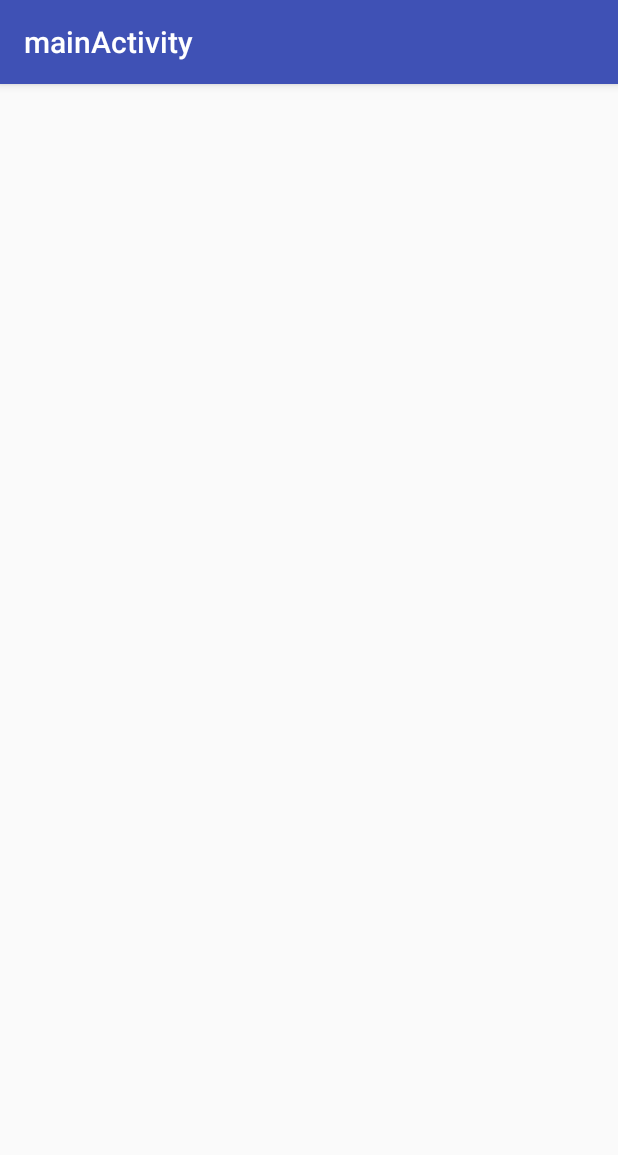
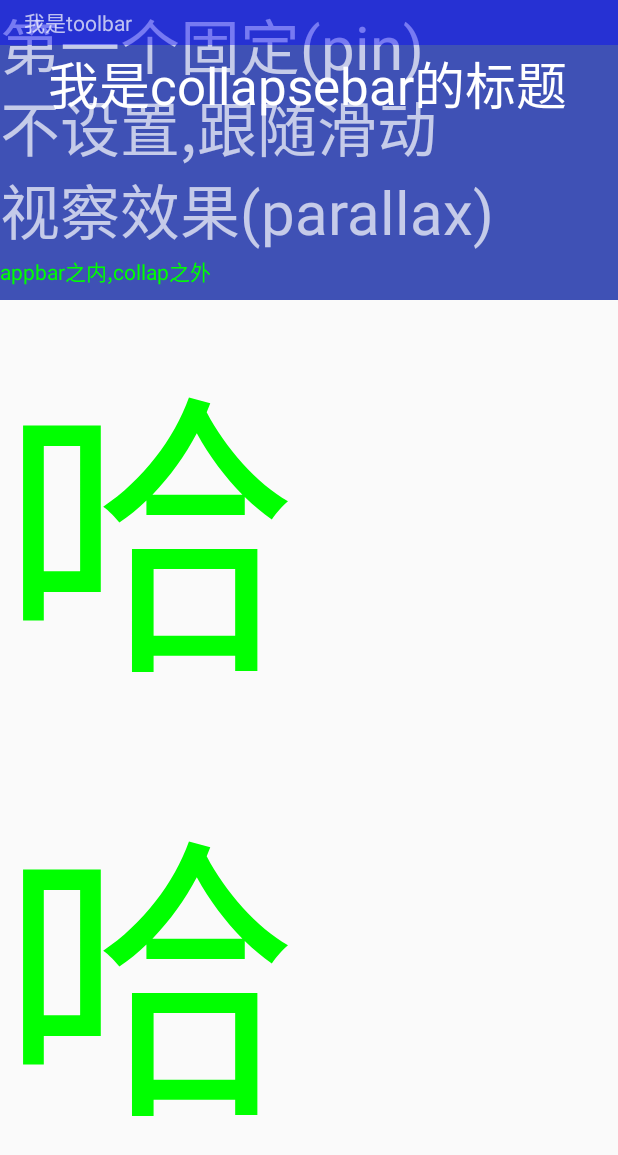
Before and after one commit to leaderliang/kiipu-android, an Android app: the screen it shows after launch (MainActivity), after a tap on "Import", on a phone screen of 412 x 824 dp. Shown: the top 1155 px of the screen. Run offline under Robolectric (Android 15) with nearby library versions, the phone set to English and light mode, and no system bars; 2 other taps on this screen came first.

```diff
--- a/kiipu/build.gradle
+++ b/kiipu/build.gradle
@@ -39,4 +39,9 @@ dependencies {
     compile 'com.android.support:recyclerview-v7:25.3.0'
     compile 'com.github.bumptech.glide:glide:3.7.0'
     compile 'com.android.support:design:25.3.0'
+    // Retrofit series
+    compile 'com.squareup.retrofit2:retrofit:2.2.0'
+    compile 'com.squareup.retrofit2:adapter-rxjava2:2.2.0'
+    compile 'com.squareup.retrofit2:converter-gson:2.2.0'
+
 }
--- a/kiipu/src/main/AndroidManifest.xml
+++ b/kiipu/src/main/AndroidManifest.xml
@@ -2,6 +2,7 @@
 <manifest xmlns:android="http://schemas.android.com/apk/res/android"
           package="com.mycreat.kiipu">
 
+    <uses-permission android:name="android.permission.INTERNET"/>
     <application
             android:name=".core.KiipuApplication"
             android:allowBackup="true"
@@ -21,6 +22,7 @@
 
         <activity android:name=".activity.MainActivity"
                   android:label="mainActivity"
+                  android:theme="@style/AppTheme.NoActionBar"
         />
 
     </application>
--- a/kiipu/src/main/java/com/mycreat/kiipu/activity/MainActivity.java
+++ b/kiipu/src/main/java/com/mycreat/kiipu/activity/MainActivity.java
@@ -17,7 +17,7 @@ public class MainActivity extends BaseActivity {
 
     @Override
     public int getLayoutId() {
-        return R.layout.activity_main;
+        return R.layout.layout_toolbar;
     }
 
     @Override
--- a/kiipu/src/main/java/com/mycreat/kiipu/activity/NavigationDrawerActivity.java
+++ b/kiipu/src/main/java/com/mycreat/kiipu/activity/NavigationDrawerActivity.java
@@ -1,5 +1,6 @@
 package com.mycreat.kiipu.activity;
 
+import android.content.Context;
 import android.content.DialogInterface;
 import android.content.Intent;
 import android.graphics.Color;
@@ -7,6 +8,7 @@ import android.os.Bundle;
 import android.support.design.widget.FloatingActionButton;
 import android.support.design.widget.Snackbar;
 import android.support.v7.app.AlertDialog;
+import android.support.v7.widget.GridLayoutManager;
 import android.support.v7.widget.LinearLayoutManager;
 import android.support.v7.widget.RecyclerView;
 import android.view.View;
@@ -20,6 +22,14 @@ import android.view.MenuItem;
 import com.mycreat.kiipu.R;
 import com.mycreat.kiipu.adapter.RecycleAdapter;
 import com.mycreat.kiipu.core.BaseActivity;
+import com.mycreat.kiipu.model.Bookmark;
+import com.mycreat.kiipu.retrofit.RetrofitClient;
+import com.mycreat.kiipu.retrofit.RetrofitService;
+import retrofit2.Call;
+import retrofit2.Callback;
+import retrofit2.Response;
+
+import java.util.List;
 
 
 public class NavigationDrawerActivity extends BaseActivity
@@ -32,6 +42,10 @@ public class NavigationDrawerActivity extends BaseActivity
     private NavigationView navigationView;
     private RecyclerView mRecyclerView;
     private LinearLayoutManager mLayoutManager;
+    private GridLayoutManager mGirdLayoutManager;
+    private String itemId = "";
+    private List<Bookmark> mBookmarkList;
+    private RecycleAdapter adapter;
 
     @Override
     public int getLayoutId() {
@@ -58,11 +72,18 @@ public class NavigationDrawerActivity extends BaseActivity
         // 设置固定大小
         mRecyclerView.setHasFixedSize(true);
         // 创建线性布局
-        mLayoutManager = new LinearLayoutManager(this);
-        mLayoutManager.setOrientation(LinearLayoutManager.VERTICAL);
-        mRecyclerView.setLayoutManager(mLayoutManager);
-        RecycleAdapter adapter = new RecycleAdapter(this);
-        mRecyclerView.setAdapter(adapter);
+//        mLayoutManager = new LinearLayoutManager(this);
+//        mLayoutManager.setOrientation(LinearLayoutManager.VERTICAL);
+//        mRecyclerView.setLayoutManager(mLayoutManager);
+
+        // 创建 GridLayout 布局
+//        StaggeredGridLayoutManager staggeredGridLayoutManager=new StaggeredGridLayoutManager(2,OrientationHelper.VERTICAL);
+//        recyclerView_one.setLayoutManager(staggeredGridLayoutManager);
+
+        mGirdLayoutManager=new GridLayoutManager(this,2);
+        mRecyclerView.setLayoutManager(mGirdLayoutManager);
+
+
     }
 
     @Override
@@ -74,6 +95,28 @@ public class NavigationDrawerActivity extends BaseActivity
     @Override
     public void initData() {
 
+        RetrofitService mRetrofitService = RetrofitClient.getInstance().create(RetrofitService.class);
+        Call<List<Bookmark>> call =  mRetrofitService.getBookmarkList(10,itemId);
+        call.enqueue(new Callback<List<Bookmark>>() {
+            @Override
+            public void onResponse(Call<List<Bookmark>> call, Response<List<Bookmark>> response) {
+                mBookmarkList = response.body();
+                adapter = new RecycleAdapter(NavigationDrawerActivity.this,mBookmarkList);
+                mRecyclerView.setAdapter(adapter);
+//                adapter.notifyDataSetChanged();
+
+                Snackbar.make(fab, "response success", Snackbar.LENGTH_LONG)
+                        .setDuration(1000)
+                        .show();
+            }
+
+            @Override
+            public void onFailure(Call<List<Bookmark>> call, Throwable t) {
+                Snackbar.make(fab, "response fail", Snackbar.LENGTH_LONG)
+                        .setDuration(1000)
+                        .show();
+            }
+        });
     }
 
     @Override
@@ -106,7 +149,7 @@ public class NavigationDrawerActivity extends BaseActivity
                             }
                         })
                         .setActionTextColor(Color.parseColor("#0097A7"))
-                        .setDuration(1000)
+                        .setDuration(4000)
                         .show();
                 break;
         }
--- a/kiipu/src/main/java/com/mycreat/kiipu/adapter/RecycleAdapter.java
+++ b/kiipu/src/main/java/com/mycreat/kiipu/adapter/RecycleAdapter.java
@@ -5,8 +5,16 @@ import android.support.v7.widget.RecyclerView;
 import android.view.LayoutInflater;
 import android.view.View;
 import android.view.ViewGroup;
+import android.widget.ImageView;
 import android.widget.TextView;
+import com.bumptech.glide.Glide;
+import com.bumptech.glide.load.engine.DiskCacheStrategy;
 import com.mycreat.kiipu.R;
+import com.mycreat.kiipu.model.Bookmark;
+import com.mycreat.kiipu.model.BookmarksInfo;
+
+import java.util.ArrayList;
+import java.util.List;
 
 /**
  * Created by leaderliang on 2017/3/30.
@@ -17,45 +25,61 @@ public class RecycleAdapter extends RecyclerView.Adapter<RecycleAdapter.ViewHold
 
 
     private final Context context;
+    private List<Bookmark> mBookmarkList  = new ArrayList<>();
     private LayoutInflater mInflater;
-    private String[] mTitles = null;
+    private BookmarksInfo mBookmarkInfo;
 
-    public RecycleAdapter(Context context) {
+    public RecycleAdapter(Context context, List<Bookmark> list) {
         this.context = context;
         this.mInflater = LayoutInflater.from(context);
-
-        this.mTitles = new String[222];
-        for (int i = 0; i < 222; i++) {
-            int index = i + 1;
-            mTitles[i] = "recycleView " + index;
-        }
+        this.mBookmarkList = list;
 
     }
 
     @Override
     public ViewHolder onCreateViewHolder(ViewGroup parent, int viewType) {
-        View view = mInflater.inflate(R.layout.item_recycle_view,parent,false);
+        View view = mInflater.inflate(R.layout.item_recycle_view, parent, false);
         ViewHolder viewHolder = new ViewHolder(view);
         return viewHolder;
     }
 
     @Override
     public void onBindViewHolder(ViewHolder holder, int position) {
-        holder.item_tv.setText(mTitles[position]);
+        mBookmarkInfo = mBookmarkList.get(position).getInfo();
+        Glide.with(context)
+                .load(mBookmarkInfo.getImg())
+                .placeholder(R.mipmap.ic_launcher) // 占位图
+                .error(R.drawable.error) // 加载失败占位图
+                .diskCacheStrategy(DiskCacheStrategy.NONE)// 禁用掉Glide的缓存功能,默认是打开的
+                .centerCrop()
+                .into(holder.iv_item_header);
+        Glide.with(context)
+                .load(mBookmarkInfo.getImg())
+                .placeholder(R.mipmap.ic_launcher)
+                .error(R.drawable.error)
+                .diskCacheStrategy(DiskCacheStrategy.NONE)
+                .into(holder.iv_icon);
+        holder.tv_right.setText(mBookmarkInfo.getTitle());
+        holder.tv_url.setText("www.zhihu.com");
     }
 
 
     @Override
     public int getItemCount() {
-        return mTitles.length;
+        return mBookmarkList.size();
     }
 
     public static class ViewHolder extends RecyclerView.ViewHolder {
-        public TextView item_tv;
+        ImageView iv_item_header,iv_icon;
+        TextView tv_right,tv_url;
 
         public ViewHolder(View view) {
             super(view);
-            item_tv = (TextView) view.findViewById(R.id.item_recycle_tv);
+            iv_item_header = (ImageView) view.findViewById(R.id.iv_item_header);
+            iv_icon = (ImageView) view.findViewById(R.id.iv_icon);
+            tv_right = (TextView) view.findViewById(R.id.tv_title_right);
+            tv_url = (TextView) view.findViewById(R.id.tv_url);
+
         }
     }
 
--- /dev/null
+++ b/kiipu/src/main/java/com/mycreat/kiipu/retrofit/RetrofitClient.java
@@ -0,0 +1,27 @@
+package com.mycreat.kiipu.retrofit;
+
+import retrofit2.Retrofit;
+import retrofit2.adapter.rxjava2.RxJava2CallAdapterFactory;
+import retrofit2.converter.gson.GsonConverterFactory;
+
+
+public class RetrofitClient {
+
+    private RetrofitClient() {}
+
+    private static class ClientHolder {
+        private static Retrofit retrofit = new Retrofit.Builder()
+                .baseUrl(RetrofitApi.BASE_URL)
+                .addCallAdapterFactory(RxJava2CallAdapterFactory.create())
+                //增加返回值为Gson的支持(以实体类返回)
+                .addConverterFactory(GsonConverterFactory.create())
+                .build();
+    }
+
+    public static Retrofit getInstance() {
+        return ClientHolder.retrofit;
+    }
+
+
+
+}
--- /dev/null
+++ b/kiipu/src/main/java/com/mycreat/kiipu/retrofit/RetrofitService.java
@@ -0,0 +1,20 @@
+package com.mycreat.kiipu.retrofit;
+
+import com.mycreat.kiipu.model.Bookmark;
+import retrofit2.Call;
+import retrofit2.http.DELETE;
+import retrofit2.http.GET;
+import retrofit2.http.Query;
+
+import java.util.List;
+
+
+public interface RetrofitService {
+
+    @GET(RetrofitApi.BOOK_MARKS_LIST)
+    Call<List<Bookmark>> getBookmarkList(@Query("count") Integer number, @Query("since_id") String id);
+
+    @DELETE(RetrofitApi.DELETE_BOOK_MARKS)
+    Call<Bookmark> deleteBookmark(@Query(":id") String id);
+
+}
--- a/kiipu/src/main/res/layout/activity_navigation_drawer.xml
+++ b/kiipu/src/main/res/layout/activity_navigation_drawer.xml
@@ -14,6 +14,7 @@
             android:layout_width="match_parent"
             android:layout_height="match_parent"/>
 
+    <!-- menu -->
     <android.support.design.widget.NavigationView
             android:id="@+id/nav_view"
             android:layout_width="wrap_content"
--- /dev/null
+++ b/kiipu/src/main/res/layout/layout_toolbar.xml
@@ -0,0 +1,109 @@
+<?xml version="1.0" encoding="utf-8"?>
+<android.support.design.widget.CoordinatorLayout
+        xmlns:android="http://schemas.android.com/apk/res/android"
+        xmlns:app="http://schemas.android.com/apk/res-auto"
+        android:layout_width="match_parent"
+        android:layout_height="match_parent"
+        android:fitsSystemWindows="true"
+>
+
+    <android.support.design.widget.AppBarLayout
+            android:layout_width="match_parent"
+            android:layout_height="200dp"
+            android:theme="@style/ThemeOverlay.AppCompat.Dark.ActionBar">
+        <android.support.design.widget.CollapsingToolbarLayout
+                android:layout_width="match_parent"
+                android:layout_height="170dp"
+                app:contentScrim="@color/colorAccent"
+                app:expandedTitleMarginBottom="100dp"
+                app:layout_scrollFlags="scroll|exitUntilCollapsed"
+                app:title="我是collapsebar的标题">
+
+            <TextView
+                    android:layout_width="match_parent"
+                    android:layout_height="wrap_content"
+                    android:text="第一个固定(pin)"
+                    android:textSize="40sp"
+                    app:layout_collapseMode="pin"/>
+
+            <TextView
+                    android:layout_width="match_parent"
+                    android:layout_height="wrap_content"
+                    android:layout_gravity="center"
+                    android:text="不设置,跟随滑动"
+                    android:textSize="40sp"/>
+
+            <TextView
+                    android:layout_width="match_parent"
+                    android:layout_height="wrap_content"
+                    android:layout_gravity="bottom"
+                    android:text="视察效果(parallax)"
+                    android:textSize="40sp"
+                    app:layout_collapseMode="parallax"/>
+
+            <android.support.v7.widget.Toolbar
+                    android:layout_width="match_parent"
+                    android:layout_height="30dp"
+                    android:layout_gravity="top"
+                    android:background="#600f"
+                    app:layout_collapseMode="pin">
+
+                <TextView
+                        android:layout_width="wrap_content"
+                        android:layout_height="wrap_content"
+                        android:text="我是toolbar"/>
+            </android.support.v7.widget.Toolbar>
+
+        </android.support.design.widget.CollapsingToolbarLayout>
+
+        <TextView
+                android:layout_width="wrap_content"
+                android:layout_height="wrap_content"
+                android:text="appbar之内,collap之外"
+                android:textColor="#0f0"/>
+
+
+    </android.support.design.widget.AppBarLayout>
+
+    <android.support.v4.widget.NestedScrollView
+            android:id="@+id/n_scroll_view"
+            android:layout_width="match_parent"
+            android:layout_height="match_parent"
+            app:layout_behavior="@string/appbar_scrolling_view_behavior">
+
+        <LinearLayout
+                android:layout_width="match_parent"
+                android:layout_height="wrap_content"
+                android:orientation="vertical">
+
+            <TextView
+                    android:layout_width="match_parent"
+                    android:layout_height="wrap_content"
+                    android:text="哈"
+                    android:textColor="#0f0"
+                    android:textSize="200sp"/>
+
+            <TextView
+                    android:layout_width="match_parent"
+                    android:layout_height="wrap_content"
+                    android:text="哈"
+                    android:textColor="#0f0"
+                    android:textSize="200sp"/>
+
+            <TextView
+                    android:layout_width="match_parent"
+                    android:layout_height="wrap_content"
+                    android:text="哈"
+                    android:textColor="#0f0"
+                    android:textSize="200sp"/>
+
+            <TextView
+                    android:layout_width="match_parent"
+                    android:layout_height="wrap_content"
+                    android:text="哈"
+                    android:textColor="#0f0"
+                    android:textSize="200sp"/>
+        </LinearLayout>
+    </android.support.v4.widget.NestedScrollView>
+
+</android.support.design.widget.CoordinatorLayout>
```
Also changed, not shown: kiipu/src/main/java/com/mycreat/kiipu/model/Bookmark.java (added, +70 -0 lines), kiipu/src/main/java/com/mycreat/kiipu/model/BookmarksInfo.java (added, +58 -0 lines), kiipu/src/main/java/com/mycreat/kiipu/retrofit/RetrofitApi.java (added, +26 -0 lines), kiipu/src/main/res/layout/app_bar_navigation_drawer.xml (+16 -16 lines), kiipu/src/main/res/layout/item_recycle_view.xml (+53 -9 lines), kiipu/src/main/res/drawable-hdpi/error.jpeg (added).
